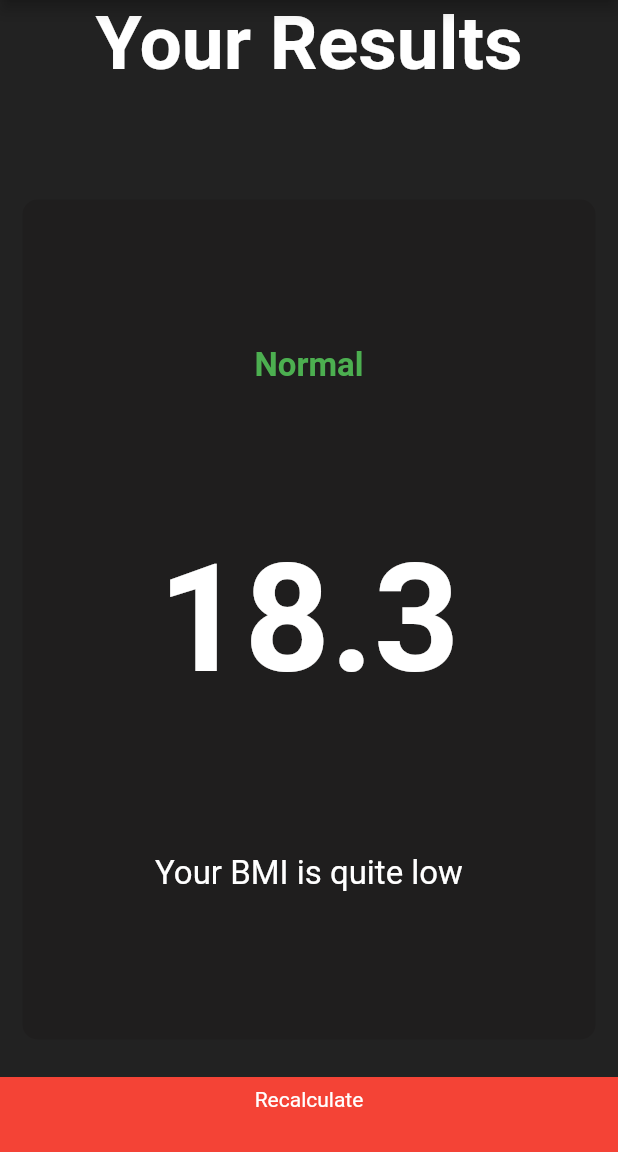
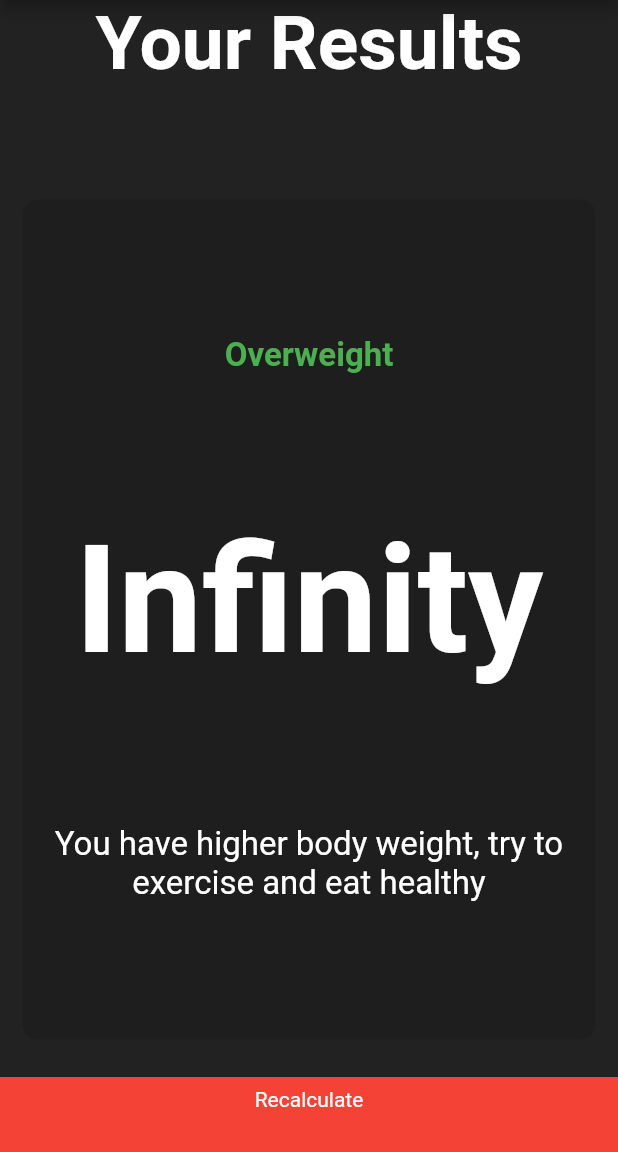
Before and after one commit to clippefuentes/bmi_flutter, a Flutter app: the screen it shows after launch, item 2 of the bottom bar chosen, after a tap on "Calculate", on a phone screen of 412 x 824 dp, the part 84-1236 px from its top. Run offline on Flutter 3.47's test engine with Material 2 defaults, Android fonts, the phone set to English and light mode, and no system bars; our stand-ins replace font_awesome_flutter.

Commit message:
add bmi functionalitiy

```diff
--- /dev/null
+++ b/lib/calculator_brain.dart
@@ -0,0 +1,39 @@
+import 'dart:math';
+
+class CalculatorBrain {
+
+  CalculatorBrain({
+    this.weight,
+    this.height,
+  });
+
+  final int weight;
+  final int height;
+
+  double _bmi;
+
+  String calculateBMI() {
+    _bmi = weight / pow(height/100, 2);
+    return _bmi.toStringAsFixed(1);
+  }
+
+  String getResult() {
+    if (_bmi >= 25) {
+      return 'Overweight';
+    } else if (_bmi > 18.5) {
+      return 'Normal';
+    } else {
+      return 'Underweight';
+    }
+  }
+
+  String getInterpretation() {
+    if (_bmi >= 25) {
+      return 'You have higher body weight, try to exercise and eat healthy';
+    } else if (_bmi > 18.5) {
+      return 'Normal Body Weight, Good work';
+    } else {
+      return 'You have lower body weight, try eating more and try to lift';
+    }
+  }
+}
--- a/lib/input_page.dart
+++ b/lib/input_page.dart
@@ -1,4 +1,5 @@
 
+import 'package:bmi_calculator/calculator_brain.dart';
 import 'package:flutter/material.dart';
 import 'package:font_awesome_flutter/font_awesome_flutter.dart';
 
@@ -7,6 +8,7 @@ import 'card_gender_content.dart';
 import 'reusable_card.dart';
 import 'bottom_button.dart';
 import 'round_icon_button.dart';
+import 'results_page.dart';
 
 
 
@@ -23,8 +25,8 @@ class _InputPageState extends State<InputPage> {
   Color maleCardColour = kInActiveCardColour;
   Color femaleCardColour = kInActiveCardColour;
   Gender gender;
-  double heightValue = 0;
-  double weightValue = 0;
+  int heightValue = 0;
+  int weightValue = 0;
   int age = 0;
 
   @override
@@ -105,10 +107,10 @@ class _InputPageState extends State<InputPage> {
                       thumbColor: Colors.white
                     ),
                     child: Slider(
-                      value: heightValue,
+                      value: heightValue.toDouble(),
                       onChanged: (value) {
                         setState(() {
-                          heightValue = value.round().toDouble();
+                          heightValue = value.round();
                         });
                       },
                       min: kMinHeight,
@@ -212,7 +214,24 @@ class _InputPageState extends State<InputPage> {
           BottomButton(
             // route: '/results',
             onPressed: () {
-              Navigator.pushNamed(context, '/results');
+              CalculatorBrain calc = CalculatorBrain(
+                height: heightValue,
+                weight: weightValue,
+              );
+
+              String currentBMI = calc.calculateBMI();
+              String currentResult = calc.getResult();
+              String currentInterpretation = calc.getInterpretation();
+              print("$currentBMI \n $currentResult \n $currentInterpretation");
+              Navigator.pushNamed(
+                context,
+                '/results',
+                arguments: ResultsArguments(
+                  bmiResult: currentBMI,
+                  interpretation: currentInterpretation,
+                  resultText: currentResult,
+                )
+              );
             },
             title: 'Calculate'
           )
--- a/lib/results_page.dart
+++ b/lib/results_page.dart
@@ -4,10 +4,21 @@ import 'package:bmi_calculator/reusable_card.dart';
 import 'package:bmi_calculator/bottom_button.dart';
 
 class ResultsPage extends StatelessWidget {
-  const ResultsPage({Key key}) : super(key: key);
+  const ResultsPage({
+    Key key,
+    @required this.bmiResult,
+    @required this.resultText,
+    @required this.interpretation,
+  }) : super(key: key);
+
+  final String bmiResult;
+  final String resultText;
+  final String interpretation;
 
   @override
   Widget build(BuildContext context) {
+    final args = ModalRoute.of(context).settings.arguments as ResultsArguments;
+
     return Scaffold(
       appBar: AppBar(
         title: Text('BMI Calculator'),
@@ -33,15 +44,15 @@ class ResultsPage extends StatelessWidget {
                 crossAxisAlignment: CrossAxisAlignment.center,
                 children: [
                   Text(
-                    'Normal',
+                    args.resultText.isNotEmpty ? args.resultText : resultText,
                     style: kResultTextStyle,
                   ),
                   Text(
-                    '18.3',
+                    args.bmiResult.isNotEmpty ? args.bmiResult : bmiResult,
                     style: kBMITextStyle,
                   ),
                   Text(
-                    'Your BMI is quite low',
+                    args.interpretation.isNotEmpty ? args.interpretation : interpretation,
                     style: kBodyTextStyle,
                     textAlign: TextAlign.center,
                   )
@@ -60,3 +71,14 @@ class ResultsPage extends StatelessWidget {
     );
   }
 }
+
+class ResultsArguments {
+  ResultsArguments({
+    this.bmiResult,
+    this.resultText,
+    this.interpretation
+  });
+  final String bmiResult;
+  final String resultText;
+  final String interpretation;
+}
```
